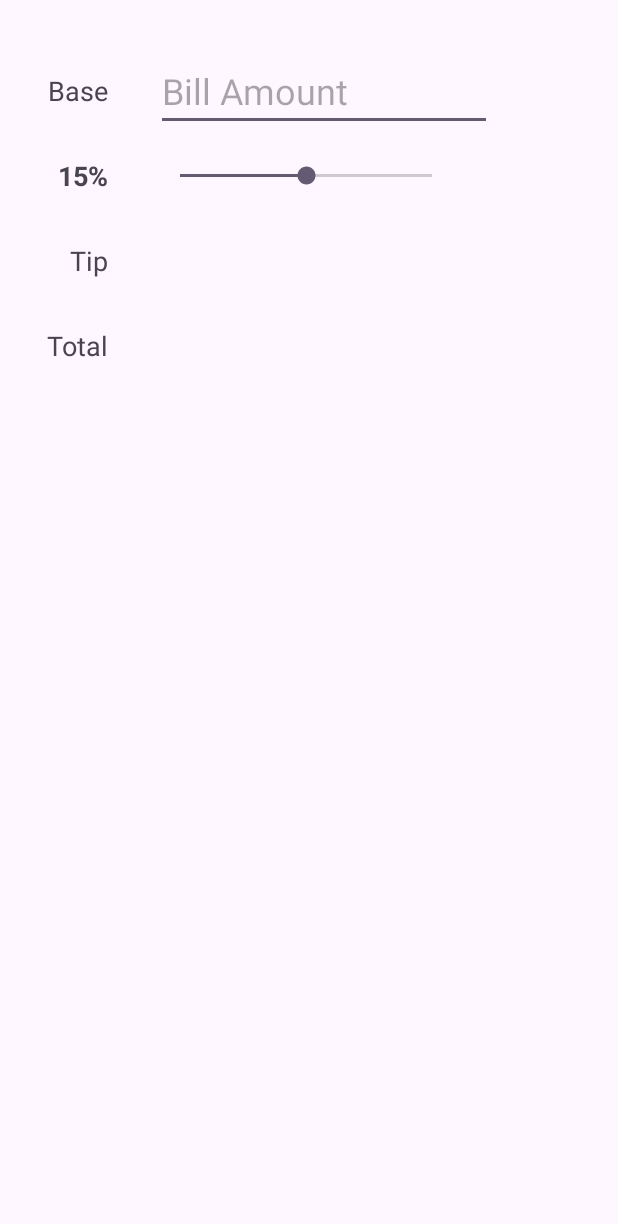
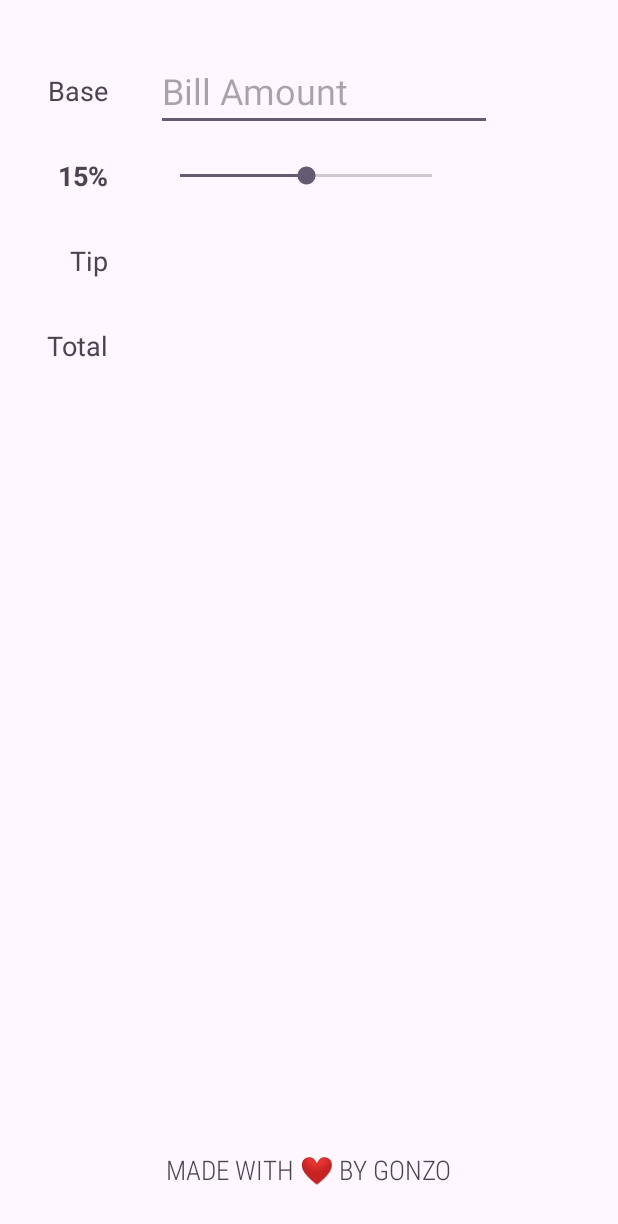
Before and after one commit to g0nnz0/FirstAndroidApp, an Android app: the screen it shows after launch (MainActivity), on a phone screen of 412 x 824 dp. Shown: the top 1224 px of the screen. Run offline under Robolectric (Android 15) with nearby library versions, the phone set to English and light mode, and no system bars.

Commit message:
feat(ui): add footer

```diff
--- a/app/src/main/res/layout/activity_main.xml
+++ b/app/src/main/res/layout/activity_main.xml
@@ -89,4 +89,18 @@
         app:layout_constraintStart_toStartOf="@+id/tvTipAmount"
         app:layout_constraintTop_toTopOf="@+id/tvTotalLabel"
         tools:text="103.11" />
+
+    <TextView
+        android:id="@+id/tvFooter"
+        android:layout_width="wrap_content"
+        android:layout_height="wrap_content"
+        android:layout_marginBottom="32dp"
+        android:capitalize="none"
+        android:fontFamily="sans-serif-condensed-light"
+        android:text="Made with ❤️ by Gonzo"
+        android:textAllCaps="true"
+        android:textAppearance="@style/TextAppearance.AppCompat.Medium"
+        app:layout_constraintBottom_toBottomOf="parent"
+        app:layout_constraintEnd_toEndOf="parent"
+        app:layout_constraintStart_toStartOf="parent" />
 </androidx.constraintlayout.widget.ConstraintLayout>
```
